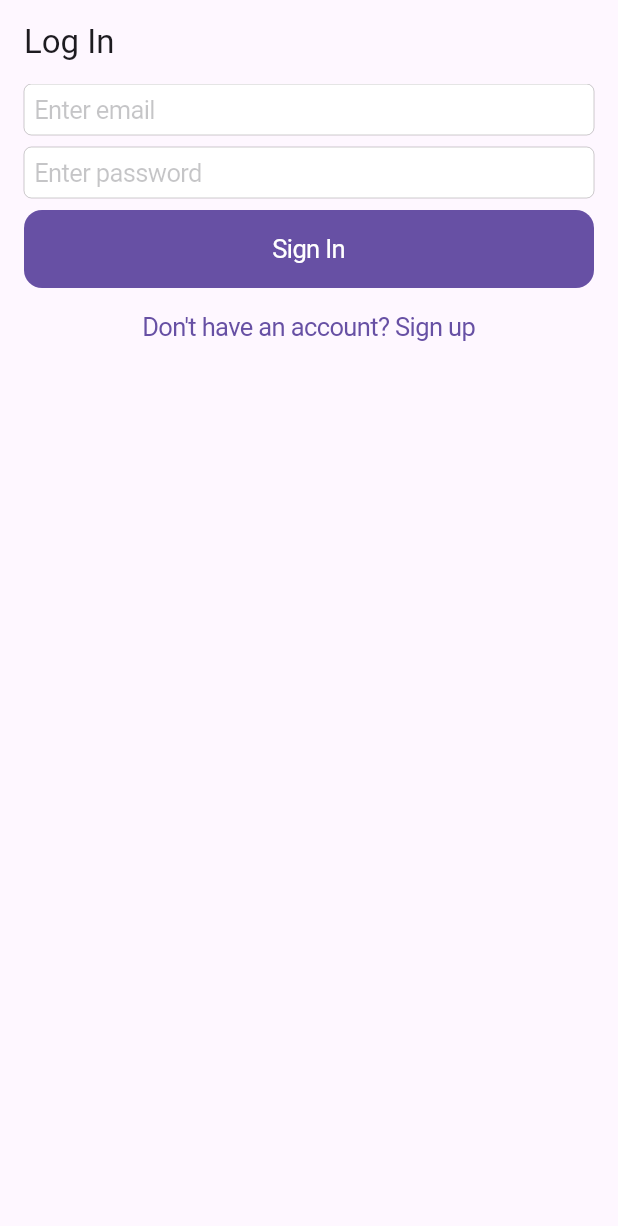
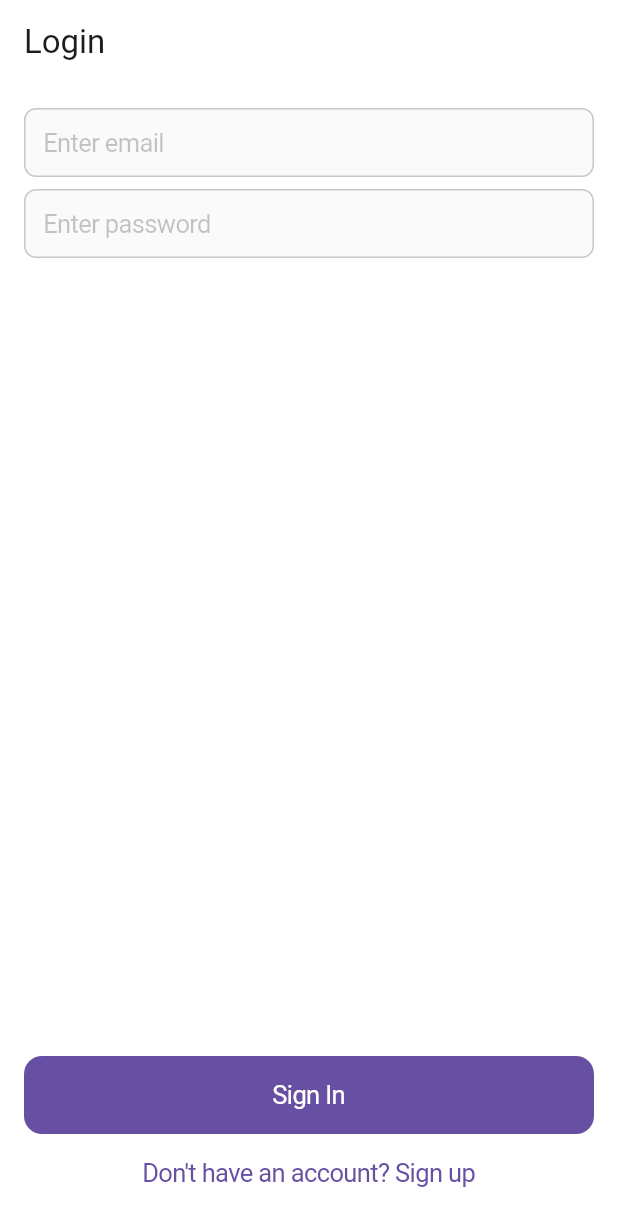
Before and after one commit to 666kurt/Supabase_Flutter, a Flutter app: the screen it shows after launch, on a phone screen of 412 x 824 dp. Shown: the top 1226 px of the screen. Run offline on Flutter 3.47's test engine with Material 3 defaults, Android fonts, the phone set to English and light mode, and no system bars; our stand-ins replace supabase_flutter; accounts and stored records are empty.

Commit message:
Completed AuthScreen

```diff
--- /dev/null
+++ b/lib/auth_gate.dart
@@ -0,0 +1,24 @@
+import 'package:flutter/material.dart';
+import 'package:supabase_flutter/supabase_flutter.dart';
+import 'package:supabase_flutter_auth/auth_screen.dart';
+
+import 'home_screen.dart';
+
+class AuthGate extends StatelessWidget {
+  const AuthGate({super.key});
+
+  @override
+  Widget build(BuildContext context) {
+    return StreamBuilder(
+      stream: Supabase.instance.client.auth.onAuthStateChange,
+      builder: (context, snapshot) {
+        final Session? session = snapshot.data?.session;
+        if (session != null) {
+          return HomeScreen();
+        } else {
+          return const AuthScreen();
+        }
+      },
+    );
+  }
+}
--- a/lib/auth_screen.dart
+++ b/lib/auth_screen.dart
@@ -1,5 +1,6 @@
 import 'package:flutter/cupertino.dart';
 import 'package:flutter/material.dart';
+import 'package:supabase_flutter_auth/auth_service.dart';
 
 class AuthScreen extends StatefulWidget {
   const AuthScreen({super.key});
@@ -9,36 +10,134 @@ class AuthScreen extends StatefulWidget {
 }
 
 class _AuthScreenState extends State<AuthScreen> {
+  final AuthService _authService = AuthService();
+  final TextEditingController _emailController = TextEditingController();
+  final TextEditingController _passwordController = TextEditingController();
+  final TextEditingController _confirmPasswordController =
+      TextEditingController();
+
+  bool isSignInState = true;
+
+  void signIn() async {
+    final String email = _emailController.text;
+    final String password = _passwordController.text;
+
+    if (email.isNotEmpty && password.isNotEmpty) {
+      try {
+        await _authService.signIn(email, password);
+        _emailController.clear();
+        _passwordController.clear();
+      } catch (error) {
+        throw Exception(error.toString());
+      }
+    } else {
+      _emailController.clear();
+      _passwordController.clear();
+      throw Exception("TextField's is empty");
+    }
+  }
+
+  void signUp() async {
+    final String email = _emailController.text;
+    final String password = _passwordController.text;
+    final String confirmPassword = _confirmPasswordController.text;
+
+    if ((email.isNotEmpty && password.isNotEmpty) &&
+        (password == confirmPassword)) {
+      try {
+        await _authService.signUp(email, password);
+        _emailController.clear();
+        _passwordController.clear();
+        _confirmPasswordController.clear();
+      } catch (error) {
+        throw Exception(error.toString());
+      }
+    } else {
+      _emailController.clear();
+      _passwordController.clear();
+      _confirmPasswordController.clear();
+      throw Exception("TextField's is empty");
+    }
+  }
+
   @override
   Widget build(BuildContext context) {
     return Scaffold(
-      appBar: AppBar(title: const Text("Log In")),
+      backgroundColor: Colors.white,
+      appBar: AppBar(
+        title: Text(isSignInState ? "Login" : "Create account"),
+        backgroundColor: Colors.white,
+      ),
       body: Padding(
-        padding: const EdgeInsets.symmetric(horizontal: 16),
+        padding: const EdgeInsets.all(16),
         child: Column(
           children: [
-            const CupertinoTextField(
+            CupertinoTextField(
               placeholder: "Enter email",
+              controller: _emailController,
+              padding: const EdgeInsets.all(12),
+              autocorrect: false,
+              decoration: BoxDecoration(
+                color: Colors.grey.withOpacity(0.05),
+                border: Border.all(color: Colors.black.withOpacity(0.2)),
+                borderRadius: BorderRadius.circular(8),
+              ),
             ),
             const SizedBox(height: 8),
-            const CupertinoTextField(
+            CupertinoTextField(
               placeholder: "Enter password",
+              controller: _passwordController,
+              padding: const EdgeInsets.all(12),
+              autocorrect: false,
+              obscureText: true,
+              decoration: BoxDecoration(
+                color: Colors.grey.withOpacity(0.05),
+                border: Border.all(color: Colors.black.withOpacity(0.2)),
+                borderRadius: BorderRadius.circular(8),
+              ),
             ),
             const SizedBox(height: 8),
+            getConfirmTextField(),
+            const Spacer(),
             SizedBox(
               width: MediaQuery.of(context).size.width,
               child: CupertinoButton.filled(
-                onPressed: () {},
-                child: const Text("Sign In"),
+                onPressed: isSignInState ? signIn : signUp,
+                child: Text(isSignInState ? "Sign In" : "Sign up"),
               ),
             ),
             CupertinoButton(
-              child: Text("Don't have an account? Sign up"),
-              onPressed: () {},
+              child: Text(isSignInState
+                  ? "Don't have an account? Sign up"
+                  : "Already have an account? Sing in"),
+              onPressed: () {
+                setState(() {
+                  isSignInState = !isSignInState;
+                });
+              },
             ),
           ],
         ),
       ),
     );
   }
+
+  Widget getConfirmTextField() {
+    if (!isSignInState) {
+      return CupertinoTextField(
+        placeholder: "Confirm password",
+        controller: _confirmPasswordController,
+        padding: const EdgeInsets.all(12),
+        autocorrect: false,
+        obscureText: true,
+        decoration: BoxDecoration(
+          color: Colors.grey.withOpacity(0.05),
+          border: Border.all(color: Colors.black.withOpacity(0.2)),
+          borderRadius: BorderRadius.circular(8),
+        ),
+      );
+    } else {
+      return const SizedBox();
+    }
+  }
 }
--- a/lib/auth_service.dart
+++ b/lib/auth_service.dart
@@ -2,7 +2,7 @@ import 'package:supabase_flutter/supabase_flutter.dart';
 
 class AuthService {
   // Instance of subase
-  final _supabaseInstance = Supabase.instance.client;
+  final SupabaseClient _supabaseInstance = Supabase.instance.client;
 
   // Sign in
   Future<AuthResponse> signIn(String email, String password) async {
--- a/lib/main.dart
+++ b/lib/main.dart
@@ -1,6 +1,6 @@
 import 'package:flutter/material.dart';
 import 'package:supabase_flutter/supabase_flutter.dart';
-import 'auth_screen.dart';
+import 'auth_gate.dart';
 
 void main() async {
   await Supabase.initialize(
@@ -18,7 +18,7 @@ class SupabaseFlutter extends StatelessWidget {
   Widget build(BuildContext context) {
     return const MaterialApp(
       debugShowCheckedModeBanner: false,
-      home: AuthScreen(),
+      home: AuthGate(),
     );
   }
 }
```
Also changed, not shown: lib/home_screen.dart (added, +29 -0 lines).
